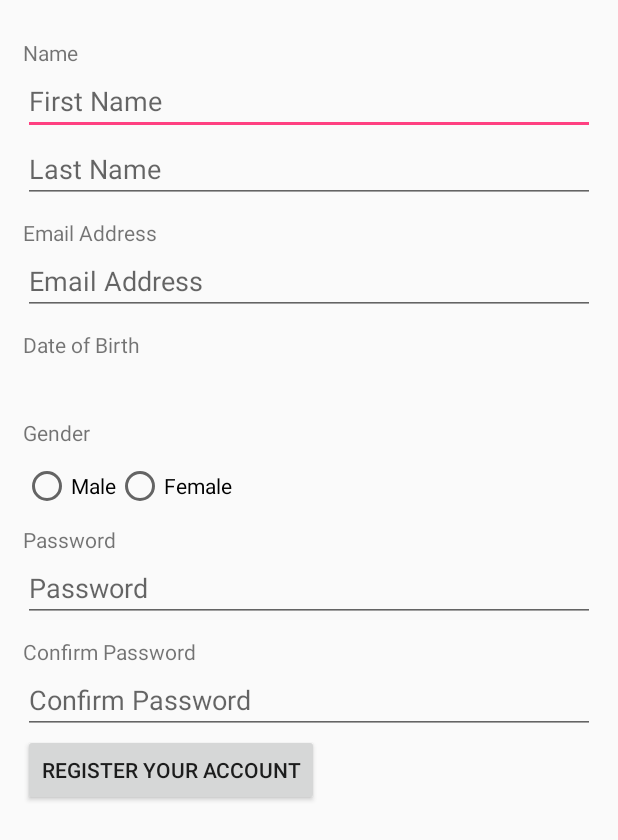
After one commit to KaeMs/Arc, an Android app: the layout activity_signup.xml on its own in the app's theme, with its tools: preview values and no code run, on a phone screen of 412 x 824 dp. The commit adds this screen. Shown: the top 840 px of the screen. Run offline under Robolectric (Android 15) with nearby library versions, the light colour scheme and no system bars; Roboto replaces fonts that are not available here.

Commit message:
Added Signup xml

```diff
--- /dev/null
+++ b/app/src/main/res/layout/activity_signup.xml
@@ -0,0 +1,118 @@
+<?xml version="1.0" encoding="utf-8"?>
+<LinearLayout xmlns:android="http://schemas.android.com/apk/res/android"
+    android:layout_width="match_parent"
+    android:layout_height="match_parent"
+    android:orientation="vertical">
+
+    <ScrollView
+        android:layout_width="match_parent"
+        android:layout_height="match_parent">
+
+        <LinearLayout
+            android:layout_width="match_parent"
+            android:layout_height="wrap_content"
+            android:orientation="vertical"
+            android:paddingBottom="15dp"
+            android:paddingLeft="15dp"
+            android:paddingRight="15dp"
+            android:paddingTop="25dp">
+
+            <com.med.fast.customviews.CustomFontTextView
+                android:layout_width="match_parent"
+                android:layout_height="wrap_content"
+                android:text="@string/name" />
+
+            <com.med.fast.customviews.CustomFontEditText
+                android:id="@+id/signup_firstNameET"
+                android:layout_width="match_parent"
+                android:layout_height="wrap_content"
+                android:hint="@string/firstName" />
+
+            <com.med.fast.customviews.CustomFontEditText
+                android:id="@+id/signup_lastNameET"
+                android:layout_width="match_parent"
+                android:layout_height="wrap_content"
+                android:hint="@string/lastName" />
+
+            <com.med.fast.customviews.CustomFontTextView
+                android:layout_width="match_parent"
+                android:layout_height="wrap_content"
+                android:layout_marginTop="10dp"
+                android:text="@string/emailAddress" />
+
+            <com.med.fast.customviews.CustomFontEditText
+                android:id="@+id/signup_emailAddressET"
+                android:layout_width="match_parent"
+                android:layout_height="wrap_content"
+                android:hint="@string/emailAddress" />
+
+            <com.med.fast.customviews.CustomFontTextView
+                android:layout_width="match_parent"
+                android:layout_height="wrap_content"
+                android:layout_marginTop="10dp"
+                android:text="@string/dateOfBirth" />
+
+            <com.med.fast.customviews.CustomFontTextView
+                android:id="@+id/signup_dobTV"
+                android:layout_width="match_parent"
+                android:layout_height="wrap_content"
+                android:layout_marginTop="10dp" />
+
+            <com.med.fast.customviews.CustomFontTextView
+                android:layout_width="match_parent"
+                android:layout_height="wrap_content"
+                android:layout_marginTop="10dp"
+                android:text="@string/gender" />
+
+            <RadioGroup
+                android:layout_width="wrap_content"
+                android:layout_height="wrap_content"
+                android:layout_marginTop="10dp"
+                android:orientation="horizontal">
+
+                <RadioButton
+                    android:layout_width="wrap_content"
+                    android:layout_height="wrap_content"
+                    android:text="@string/male"/>
+
+                <RadioButton
+                    android:layout_width="wrap_content"
+                    android:layout_height="wrap_content"
+                    android:text="@string/female"/>
+
+            </RadioGroup>
+
+            <com.med.fast.customviews.CustomFontTextView
+                android:layout_width="match_parent"
+                android:layout_height="wrap_content"
+                android:layout_marginTop="10dp"
+                android:text="@string/password" />
+
+            <com.med.fast.customviews.CustomFontEditText
+                android:id="@+id/signup_passwordET"
+                android:layout_width="match_parent"
+                android:layout_height="wrap_content"
+                android:hint="@string/password" />
+
+            <com.med.fast.customviews.CustomFontTextView
+                android:layout_width="match_parent"
+                android:layout_height="wrap_content"
+                android:layout_marginTop="10dp"
+                android:text="@string/confirmPassword" />
+
+            <com.med.fast.customviews.CustomFontEditText
+                android:id="@+id/signup_confirmPassET"
+                android:layout_width="match_parent"
+                android:layout_height="wrap_content"
+                android:hint="@string/confirmPassword" />
+
+            <com.med.fast.customviews.CustomFontButton
+                android:layout_width="wrap_content"
+                android:layout_height="wrap_content"
+                android:text="@string/registerYourAccount"/>
+
+        </LinearLayout>
+
+    </ScrollView>
+
+</LinearLayout>
--- a/app/src/main/res/values/strings.xml
+++ b/app/src/main/res/values/strings.xml
@@ -5,6 +5,22 @@
     <string name="userName">Username</string>
     <string name="password">Password</string>
     <string name="login">Login</string>
+
+    <!-- Signup -->
+    <string name="name">Name</string>
+    <string name="firstName">First Name</string>
+    <string name="lastName">Last Name</string>
+    <string name="emailAddress">Email Address</string>
+    <string name="dateOfBirth">Date of Birth</string>
+    <string name="gender">Gender</string>
+    <string name="male">Male</string>
+    <string name="female">Female</string>
+    <string name="confirmPassword">Confirm Password</string>
+    <string name="registerYourAccount">Register your account</string>
+
+    <!-- General -->
+    <string name="ok">OK</string>
+    <string name="cancel">Cancel</string>
 
 
     <!-- Custom Font paths to be used in XML for fontFace -->
--- a/app/src/main/res/values/styles.xml
+++ b/app/src/main/res/values/styles.xml
@@ -3,8 +3,8 @@
     <!-- Base application theme. -->
     <style name="AppTheme" parent="Theme.AppCompat.Light.DarkActionBar">
         <!-- Customize your theme here. -->
-        <item name="colorPrimary">@color/colorPrimary</item>
-        <item name="colorPrimaryDark">@color/colorPrimaryDark</item>
+        <item name="colorPrimary">@color/arcGrey</item>
+        <item name="colorPrimaryDark">@color/arcGreyDark</item>
         <item name="colorAccent">@color/colorAccent</item>
     </style>
 
```
Also changed, not shown: app/src/main/java/com/med/fast/SignupActivity.java (added, +128 -0 lines).
